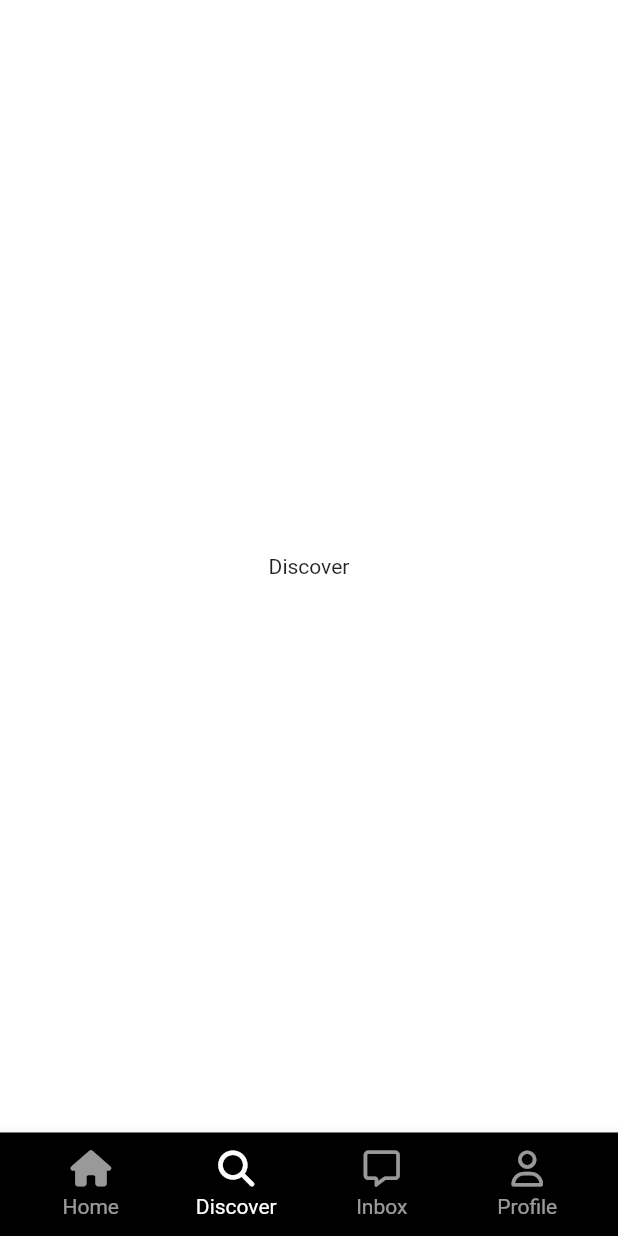
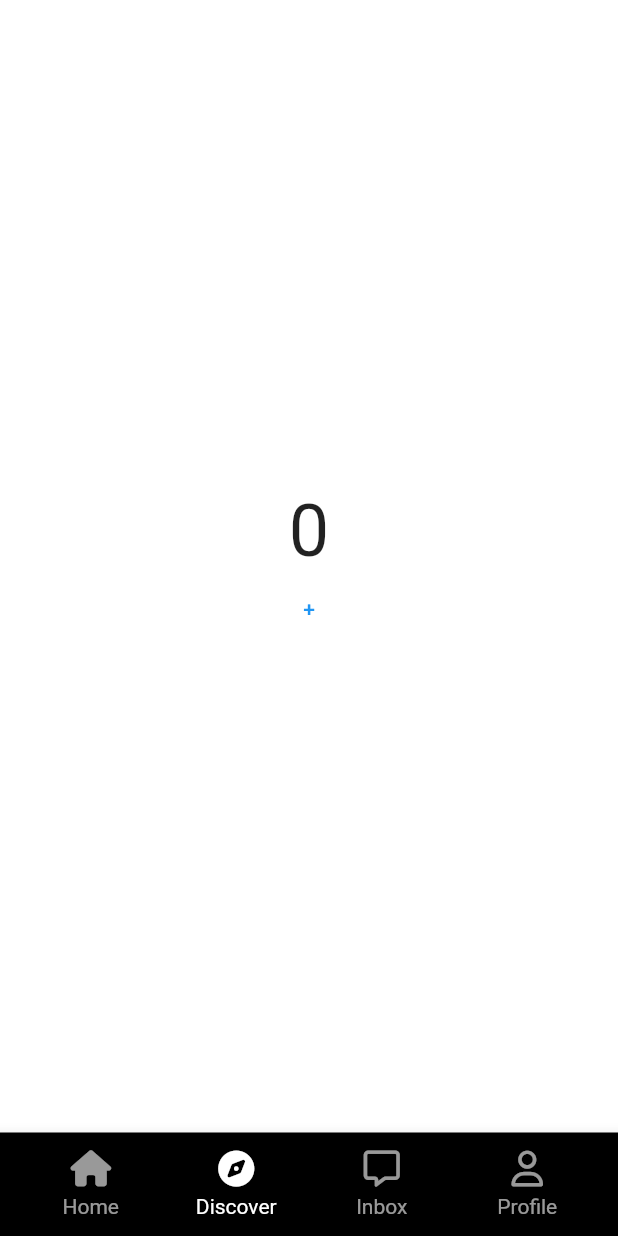
Before and after one commit to jiunson/tiktok_clone_2nd, a Flutter app: the screen it shows after launch, after a tap on "Discover", on a phone screen of 412 x 824 dp. Run offline on Flutter 3.47's test engine with Material 2 defaults, Android fonts, the phone set to English and light mode, and no system bars; our stand-ins replace font_awesome_flutter.

Commit message:
#6.6 Stateful Navigation part one

```diff
--- a/lib/features/main_navigation/main_navigation_screen.dart
+++ b/lib/features/main_navigation/main_navigation_screen.dart
@@ -1,6 +1,7 @@
 import 'package:flutter/material.dart';
 import 'package:font_awesome_flutter/font_awesome_flutter.dart';
 import 'package:tiktok_clone_2nd/constants/sizes.dart';
+import 'package:tiktok_clone_2nd/features/main_navigation/stf_screen.dart';
 import 'package:tiktok_clone_2nd/features/main_navigation/widgets/nav_tab.dart';
 
 class MainNavgationScreen extends StatefulWidget {
@@ -13,22 +14,13 @@ class MainNavgationScreen extends StatefulWidget {
 class _MainNavgationScreenState extends State<MainNavgationScreen> {
   int _selectedIndex = 0;
 
+  // Tab 화면이동 시 각 화면의 상태를 유지해야 한다면, 화면을 폐기하지 않고 숨김처리해야 한다.
   final screens = [
-    const Center(
-      child: Text('Home'),
-    ),
-    const Center(
-      child: Text('Discover'),
-    ),
-    const Center(
-      child: Text('Search'),
-    ),
-    const Center(
-      child: Text('Inbox'),
-    ),
-    const Center(
-      child: Text('Profile'),
-    ),
+    StfScreen(key: GlobalKey()),
+    StfScreen(key: GlobalKey()),
+    StfScreen(key: GlobalKey()),
+    StfScreen(key: GlobalKey()),
+    StfScreen(key: GlobalKey()),
   ];
 
   void _onTap(int index) {
@@ -52,24 +44,28 @@ class _MainNavgationScreenState extends State<MainNavgationScreen> {
                 text: "Home",
                 isSelected: _selectedIndex == 0,
                 icon: FontAwesomeIcons.house,
+                selectedIcon: FontAwesomeIcons.house,
                 onTap: () => _onTap(0),
               ),
               NavTab(
                 text: "Discover",
                 isSelected: _selectedIndex == 1,
-                icon: FontAwesomeIcons.magnifyingGlass,
+                icon: FontAwesomeIcons.compass,
+                selectedIcon: FontAwesomeIcons.solidCompass,
                 onTap: () => _onTap(1),
               ),
               NavTab(
                 text: "Inbox",
                 isSelected: _selectedIndex == 3,
                 icon: FontAwesomeIcons.message,
+                selectedIcon: FontAwesomeIcons.solidMessage,
                 onTap: () => _onTap(3),
               ),
               NavTab(
                 text: "Profile",
                 isSelected: _selectedIndex == 4,
                 icon: FontAwesomeIcons.user,
+                selectedIcon: FontAwesomeIcons.solidUser,
                 onTap: () => _onTap(4),
               ),
             ],
--- /dev/null
+++ b/lib/features/main_navigation/stf_screen.dart
@@ -0,0 +1,44 @@
+import 'package:flutter/cupertino.dart';
+import 'package:flutter/material.dart';
+
+/*
+  App의 요구사항에 따라
+ */
+class StfScreen extends StatefulWidget {
+  const StfScreen({super.key});
+
+  @override
+  State<StfScreen> createState() => _StfScreenState();
+}
+
+class _StfScreenState extends State<StfScreen> {
+  int _clicks = 0;
+
+  void _increase() {
+    setState(() {
+      _clicks = _clicks + 1;
+    });
+  }
+
+  @override
+  void dispose() {
+    print(_clicks);
+    super.dispose();
+  }
+
+  @override
+  Widget build(BuildContext context) {
+    return Center(
+      child: Column(
+        mainAxisAlignment: MainAxisAlignment.center,
+        children: [
+          Text(
+            "$_clicks",
+            style: const TextStyle(fontSize: 48),
+          ),
+          TextButton(onPressed: _increase, child: const Text("+")),
+        ],
+      ),
+    );
+  }
+}
--- a/lib/features/main_navigation/widgets/nav_tab.dart
+++ b/lib/features/main_navigation/widgets/nav_tab.dart
@@ -6,14 +6,17 @@ class NavTab extends StatelessWidget {
   final String text;
   final bool isSelected;
   final IconData icon;
+  final IconData selectedIcon;
   final Function onTap;
 
-  const NavTab(
-      {super.key,
-      required this.text,
-      required this.isSelected,
-      required this.icon,
-      required this.onTap});
+  const NavTab({
+    super.key,
+    required this.text,
+    required this.isSelected,
+    required this.selectedIcon,
+    required this.icon,
+    required this.onTap,
+  });
 
   @override
   Widget build(BuildContext context) {
@@ -28,7 +31,10 @@ class NavTab extends StatelessWidget {
             child: Column(
               mainAxisSize: MainAxisSize.min, // Column사이즈를 Child사이즈로 설정.
               children: [
-                FaIcon(icon, color: Colors.white),
+                FaIcon(
+                  isSelected ? selectedIcon : icon,
+                  color: Colors.white,
+                ),
                 Gaps.v5,
                 Text(text, style: const TextStyle(color: Colors.white)),
               ],
```
